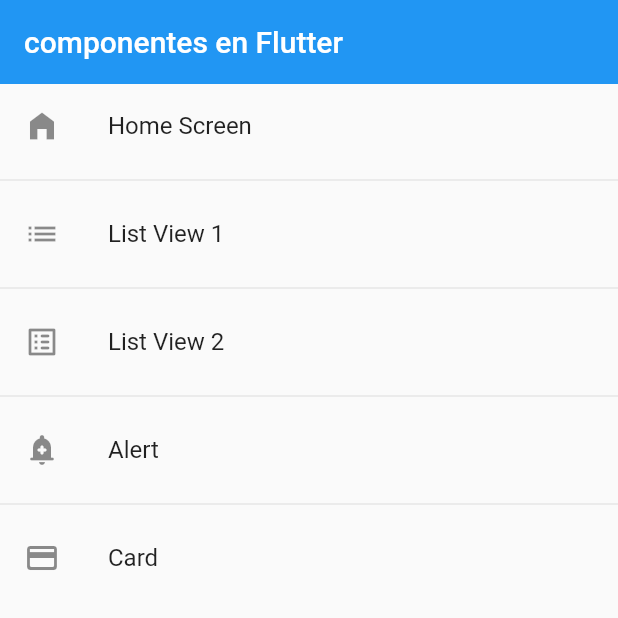
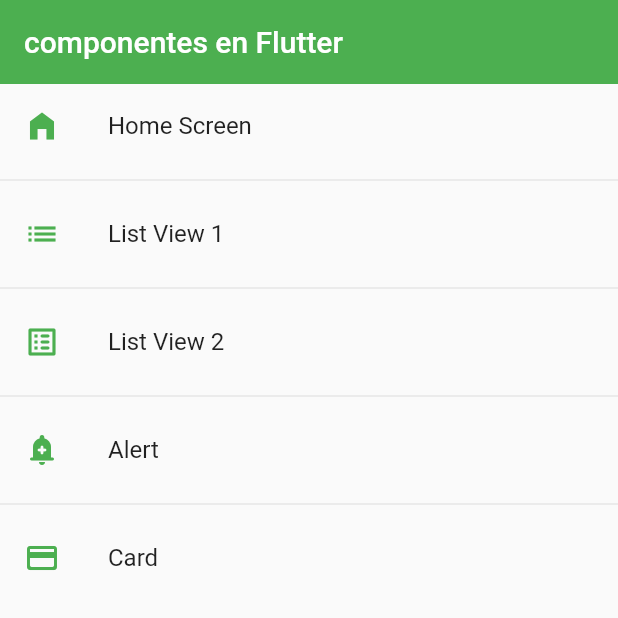
Before and after one commit to baruderama/aplicacion_multiple_1, a Flutter app: the screen it shows after launch, on a phone screen of 412 x 824 dp, the top half of it. Run offline on Flutter 3.47's test engine with Material 2 defaults, Android fonts, the light colour scheme and no system bars.

Commit message:
theme of app done

```diff
--- a/lib/main.dart
+++ b/lib/main.dart
@@ -1,5 +1,6 @@
 import 'package:aplicacion_multiple_1/routes/app_routes.dart';
 import 'package:aplicacion_multiple_1/screens/screens.dart';
+import 'package:aplicacion_multiple_1/theme/app_theme.dart';
 import 'package:flutter/material.dart';
 
 void main() => runApp(const MyApp());
@@ -15,6 +16,8 @@
         // home: const Listview2Screen(),
         initialRoute: AppRoutes.initialRoute,
         routes: AppRoutes.getAppRoutes(),
-        onGenerateRoute: AppRoutes.onGenerateRoute);
+        onGenerateRoute: AppRoutes.onGenerateRoute,
+        //esta propiedad es para
+        theme: AppTheme.lightTheme);
   }
 }
--- a/lib/screens/home_screen.dart
+++ b/lib/screens/home_screen.dart
@@ -1,4 +1,5 @@
 import 'package:aplicacion_multiple_1/routes/app_routes.dart';
+import 'package:aplicacion_multiple_1/theme/app_theme.dart';
 import 'package:aplicacion_multiple_1/screens/listview1_screen.dart';
 import 'package:flutter/material.dart';
 
@@ -11,11 +12,11 @@
     return Scaffold(
         appBar: AppBar(
           title: const Text('componentes en Flutter'),
-          elevation: 0,
         ),
         body: ListView.separated(
             itemBuilder: (context, index) => ListTile(
-                  leading: Icon(AppRoutes.menuOptions.elementAt(index).icon),
+                  leading: Icon(AppRoutes.menuOptions.elementAt(index).icon,
+                      color: AppTheme.primary),
                   title: Text(AppRoutes.menuOptions.elementAt(index).name),
                   onTap: () {
                     // final route = MaterialPageRoute(
--- a/lib/screens/listview2_screen.dart
+++ b/lib/screens/listview2_screen.dart
@@ -9,8 +9,6 @@
     return Scaffold(
       appBar: AppBar(
         title: const Text('Listview Tipo 2'),
-        elevation: 0,
-        backgroundColor: Colors.indigo,
       ),
       body: ListView.separated(
         itemCount: options.length,
--- /dev/null
+++ b/lib/theme/app_theme.dart
@@ -0,0 +1,18 @@
+import 'package:flutter/material.dart';
+
+class AppTheme {
+  static const Color primary = Colors.green;
+  static final ThemeData lightTheme = ThemeData.light().copyWith(
+    //Color primario
+    primaryColor: Colors.indigo,
+    //AppBar Theme
+    appBarTheme: const AppBarTheme(color: primary, elevation: 0),
+  );
+
+  static final ThemeData darkTheme = ThemeData.dark().copyWith(
+      //Color primario
+      primaryColor: Colors.indigo,
+      //AppBar Theme
+      appBarTheme: const AppBarTheme(color: primary, elevation: 0),
+      scaffoldBackgroundColor: Colors.black);
+}
```
